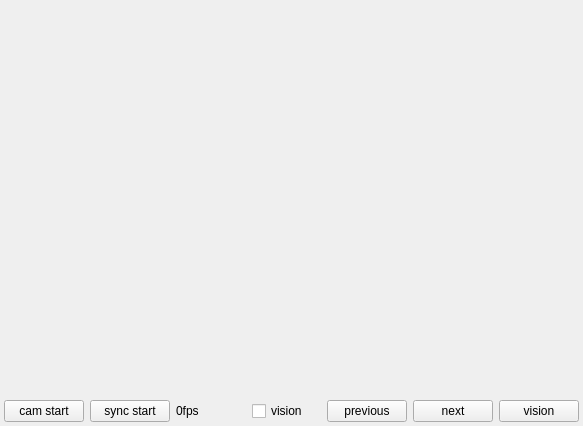
First picture: the form in src/formVioWindow/formviowindow.ui, repository guanglun/GLMocap, before the edit.
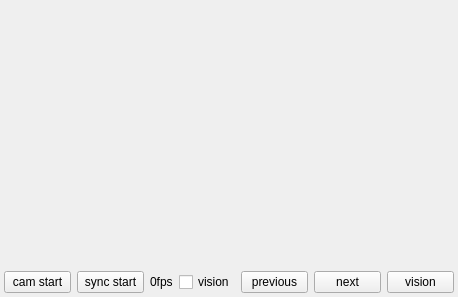
Second picture: the form after the edit.

Patch:
```diff
--- a/src/formVioWindow/formviowindow.ui
+++ b/src/formVioWindow/formviowindow.ui
@@ -9,14 +9,14 @@
    <rect>
     <x>0</x>
     <y>0</y>
-    <width>583</width>
-    <height>426</height>
+    <width>458</width>
+    <height>297</height>
    </rect>
   </property>
   <property name="minimumSize">
    <size>
-    <width>476</width>
-    <height>344</height>
+    <width>200</width>
+    <height>100</height>
    </size>
   </property>
   <property name="maximumSize">
```
